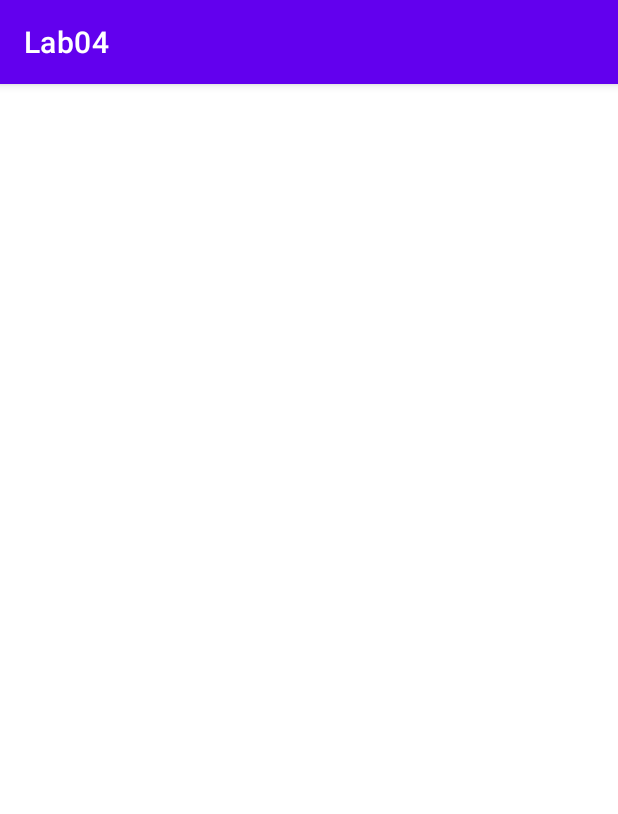
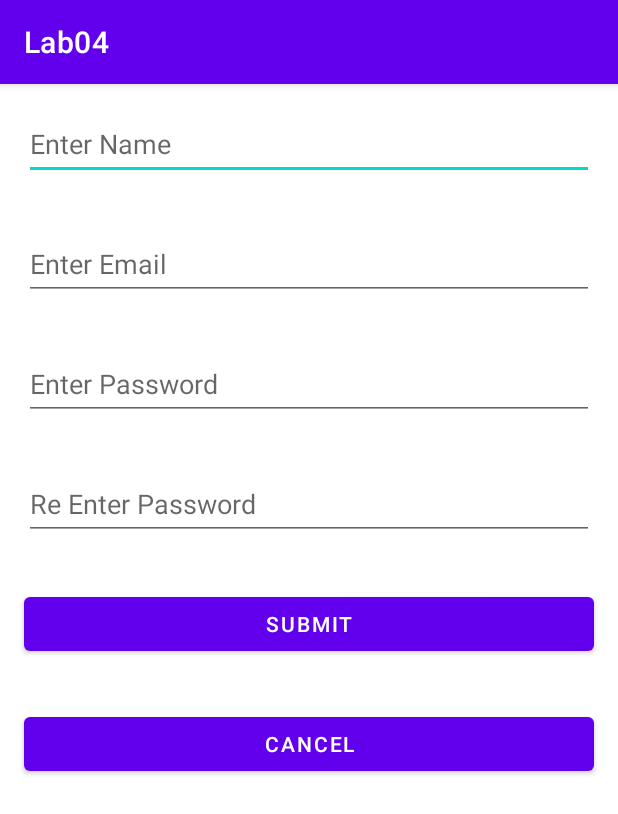
Before and after one commit to it21166556/MAD-Lab04, an Android app: the screen it shows after launch (MainActivity), on a phone screen of 412 x 824 dp. Shown: the top 814 px of the screen. Run offline under Robolectric (Android 15) with nearby library versions, the phone set to English and light mode, and no system bars.

Commit message:
Designed the Login Form

```diff
--- a/app/src/main/res/layout/activity_main.xml
+++ b/app/src/main/res/layout/activity_main.xml
@@ -1,9 +1,77 @@
 <?xml version="1.0" encoding="utf-8"?>
-<androidx.constraintlayout.widget.ConstraintLayout xmlns:android="http://schemas.android.com/apk/res/android"
+<LinearLayout xmlns:android="http://schemas.android.com/apk/res/android"
     xmlns:app="http://schemas.android.com/apk/res-auto"
     xmlns:tools="http://schemas.android.com/tools"
     android:layout_width="match_parent"
     android:layout_height="match_parent"
-    tools:context=".MainActivity">
+    android:orientation="vertical"
+    tools:context=".MainActivity" >
 
-</androidx.constraintlayout.widget.ConstraintLayout>
+    <EditText
+        android:id="@+id/edtName"
+        android:layout_width="match_parent"
+        android:layout_height="48dp"
+        android:layout_marginLeft="16dp"
+        android:layout_marginTop="16dp"
+        android:layout_marginRight="16dp"
+        android:layout_marginBottom="16dp"
+        android:ems="10"
+        android:hint="@string/edtName_Hint_Value"
+        android:inputType="textPersonName" />
+
+    <EditText
+        android:id="@+id/edtEmail"
+        android:layout_width="match_parent"
+        android:layout_height="48dp"
+        android:layout_marginLeft="16dp"
+        android:layout_marginTop="16dp"
+        android:layout_marginRight="16dp"
+        android:layout_marginBottom="16dp"
+        android:ems="10"
+        android:hint="@string/edtEmail_Hint_Value"
+        android:inputType="textPersonName" />
+
+    <EditText
+        android:id="@+id/edtPassword"
+        android:layout_width="match_parent"
+        android:layout_height="48dp"
+        android:layout_marginLeft="16dp"
+        android:layout_marginTop="16dp"
+        android:layout_marginRight="16dp"
+        android:layout_marginBottom="16dp"
+        android:ems="10"
+        android:hint="@string/edtPassword_Hint_Value"
+        android:inputType="textPassword" />
+
+    <EditText
+        android:id="@+id/edtReTypePassword"
+        android:layout_width="match_parent"
+        android:layout_height="48dp"
+        android:layout_marginLeft="16dp"
+        android:layout_marginTop="16dp"
+        android:layout_marginRight="16dp"
+        android:layout_marginBottom="16dp"
+        android:ems="10"
+        android:hint="@string/edtReTypePassword_Hint_Value"
+        android:inputType="textPassword" />
+
+    <Button
+        android:id="@+id/btnSubmit"
+        android:layout_width="match_parent"
+        android:layout_height="wrap_content"
+        android:layout_marginLeft="16dp"
+        android:layout_marginTop="16dp"
+        android:layout_marginRight="16dp"
+        android:layout_marginBottom="16dp"
+        android:text="@string/btnSubmit_value" />
+
+    <Button
+        android:id="@+id/button2"
+        android:layout_width="match_parent"
+        android:layout_height="wrap_content"
+        android:layout_marginLeft="16dp"
+        android:layout_marginTop="16dp"
+        android:layout_marginRight="16dp"
+        android:layout_marginBottom="16dp"
+        android:text="@string/Cancel_btn_value" />
+</LinearLayout>
--- a/app/src/main/res/values/strings.xml
+++ b/app/src/main/res/values/strings.xml
@@ -1,3 +1,9 @@
 <resources>
     <string name="app_name">Lab04</string>
+    <string name="edtName_Hint_Value">Enter Name</string>
+    <string name="edtEmail_Hint_Value">Enter Email</string>
+    <string name="edtPassword_Hint_Value">Enter Password</string>
+    <string name="edtReTypePassword_Hint_Value">Re Enter Password</string>
+    <string name="btnSubmit_value">SUBMIT</string>
+    <string name="Cancel_btn_value">CANCEL</string>
 </resources>
```
